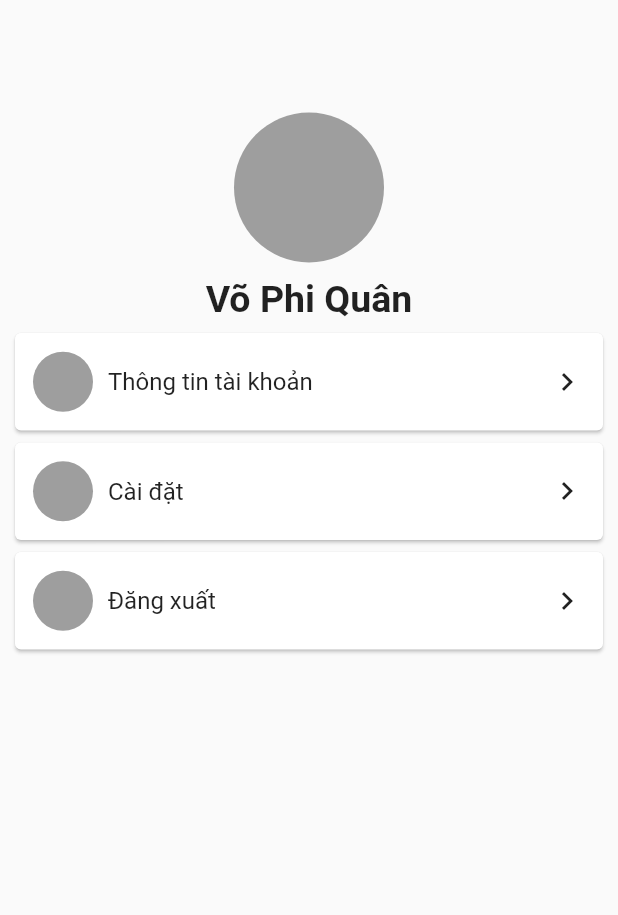
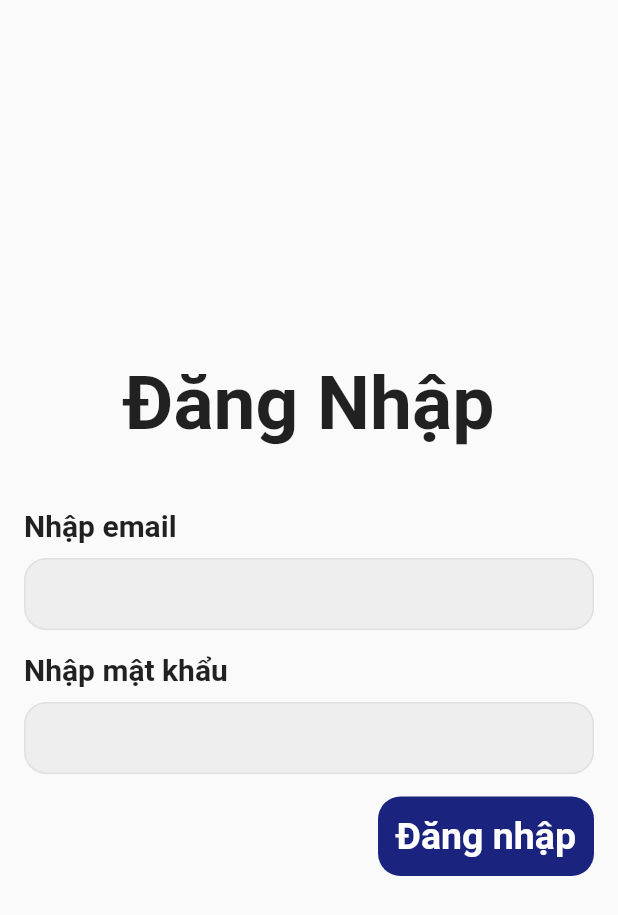
Before and after one commit to phiquan/chat, a Flutter app: the ProFile widget shown alone on an empty page, opened directly, after a tap on "Đăng xuất", on a phone screen of 412 x 824 dp. Shown: the top 915 px of the screen. Run offline on Flutter 3.47's test engine with Material 2 defaults, Android fonts, the phone set to English and light mode, and no system bars; our stand-ins replace get, qr_flutter.

Commit message:
ui login

```diff
--- /dev/null
+++ b/lib/screen/login/login_screen.dart
@@ -0,0 +1,174 @@
+import 'package:chat/screen/login/text_field.dart';
+import 'package:chat/screen/navigation.dart';
+import 'package:flutter/material.dart';
+import 'package:get/get.dart';
+
+class LoginScreen extends StatefulWidget {
+  const LoginScreen({Key key}) : super(key: key);
+
+  @override
+  State<LoginScreen> createState() => _LoginScreenState();
+}
+
+class _LoginScreenState extends State<LoginScreen> {
+  String email = '';
+  String pass = '';
+
+  final GlobalKey<FormState> _formKey = GlobalKey<FormState>();
+
+  @override
+  Widget build(BuildContext context) {
+    return Scaffold(
+      body: Padding(
+        padding: const EdgeInsets.symmetric(horizontal: 16.0),
+        child: Center(
+          child: SingleChildScrollView(
+            child: Form(
+              key: _formKey,
+              child: Column(
+                children: [
+                  const Text(
+                    'Đăng Nhập',
+                    style: TextStyle(fontSize: 50, fontWeight: FontWeight.bold),
+                  ),
+                  const SizedBox(
+                    height: 40,
+                  ),
+                  TextFieldCustom(
+                    title: 'Nhập email',
+                    validatorFunction: (value) {
+                      if (value.isEmpty) {
+                        return 'Vui lòng nhâp email';
+                      } else if (!GetUtils.isEmail(value)) {
+                        return 'Vui lòng nhập đúng email';
+                      } else {
+                        return null;
+                      }
+                    },
+                    onChange: (value) {
+                      setState(() {
+                        email = value;
+                      });
+                    },
+                  ),
+                  const SizedBox(
+                    height: 15,
+                  ),
+                  TextFieldCustom(
+                    title: 'Nhập mật khẩu',
+                    validatorFunction: (value) {
+                      if (value.isEmpty) {
+                        return 'Vui lòng nhập mật khẩu';
+                      } else {
+                        return null;
+                      }
+                    },
+                    onChange: (value) {
+                      setState(() {
+                        pass = value;
+                      });
+                    },
+                  ),
+                  const SizedBox(
+                    height: 15,
+                  ),
+                  _buttonLogin()
+                ],
+              ),
+            ),
+          ),
+        ),
+      ),
+    );
+  }
+
+  Widget _dialogWarning() {
+    return Dialog(
+      backgroundColor: Colors.white,
+      shape: RoundedRectangleBorder(
+        borderRadius: BorderRadius.circular(10),
+      ),
+      child: Padding(
+        padding: const EdgeInsets.all(8.0),
+        child: Column(
+          mainAxisSize: MainAxisSize.min,
+          children: [
+            Text(
+              'Thông Báo',
+              style: TextStyle(
+                  fontWeight: FontWeight.bold,
+                  fontSize: 20,
+                  color: Colors.indigo[900]),
+            ),
+            const SizedBox(
+              height: 15,
+            ),
+            const Text(
+              'Vui lòng nhập thông tin',
+              style: TextStyle(fontSize: 16),
+            ),
+            const SizedBox(
+              height: 15,
+            ),
+            Row(
+              mainAxisAlignment: MainAxisAlignment.center,
+              children: [
+                GestureDetector(
+                  onTap: () {
+                    Get.back();
+                  },
+                  child: Container(
+                    decoration: BoxDecoration(
+                        borderRadius: BorderRadius.circular(10),
+                        color: Colors.orange),
+                    child: const Padding(
+                      padding:
+                          EdgeInsets.symmetric(horizontal: 32.0, vertical: 8.0),
+                      child: Text(
+                        'Đóng',
+                        style: TextStyle(
+                            color: Colors.white,
+                            fontSize: 20,
+                            fontWeight: FontWeight.bold),
+                      ),
+                    ),
+                  ),
+                )
+              ],
+            )
+          ],
+        ),
+      ),
+    );
+  }
+
+  Widget _buttonLogin(){
+    return GestureDetector(
+      onTap: () {
+        if (_formKey.currentState.validate()) {
+          Get.to(() => const BodyNavigationBar());
+        } else {
+          Get.dialog(_dialogWarning());
+        }
+      },
+      child: Align(
+        alignment: Alignment.centerRight,
+        child: Container(
+          decoration: BoxDecoration(
+              color: Colors.indigo[900],
+              borderRadius: BorderRadius.circular(15)),
+          child: const Padding(
+            padding: EdgeInsets.all(12.0),
+            child: Text(
+              'Đăng nhập',
+              style: TextStyle(
+                  fontSize: 25,
+                  fontWeight: FontWeight.bold,
+                  color: Colors.white),
+            ),
+          ),
+        ),
+      ),
+    );
+  }
+}
--- /dev/null
+++ b/lib/screen/login/text_field.dart
@@ -0,0 +1,69 @@
+import 'package:flutter/material.dart';
+
+class TextFieldCustom extends StatelessWidget {
+  final String title;
+  final String hintText;
+  final Function(String value) onChange;
+  final Function(String value) validatorFunction;
+
+  const TextFieldCustom(
+      {Key key,
+      this.hintText,
+      this.onChange,
+      this.validatorFunction,
+      this.title})
+      : super(key: key);
+
+  @override
+  Widget build(BuildContext context) {
+    return Column(
+      crossAxisAlignment: CrossAxisAlignment.start,
+      children: [
+        Text(
+          title,
+          style: const TextStyle(fontSize: 20, fontWeight: FontWeight.bold),
+        ),
+        const SizedBox(
+          height: 10,
+        ),
+        TextFormField(
+          decoration: InputDecoration(
+            contentPadding:
+                const EdgeInsets.only(left: 15, top: 5, bottom: 10, right: 10),
+            hintText: hintText,
+            hintStyle: const TextStyle(fontSize: 14, color: Colors.grey),
+            filled: true,
+            fillColor: Colors.grey[200],
+            border: OutlineInputBorder(
+              borderRadius: BorderRadius.circular(15),
+              borderSide: BorderSide(color: Colors.grey[300]),
+            ),
+            focusedBorder: OutlineInputBorder(
+              borderRadius: BorderRadius.circular(15),
+              borderSide: BorderSide(color: Colors.grey[300]),
+            ),
+            enabledBorder: OutlineInputBorder(
+              borderRadius: BorderRadius.circular(15),
+              borderSide: BorderSide(color: Colors.grey[300]),
+            ),
+            disabledBorder: OutlineInputBorder(
+              borderRadius: BorderRadius.circular(15),
+              borderSide: BorderSide(color: Colors.grey[300]),
+            ),
+            errorBorder: OutlineInputBorder(
+              borderRadius: BorderRadius.circular(15),
+              borderSide: const BorderSide(color: Colors.red),
+            ),
+            focusedErrorBorder: OutlineInputBorder(
+              borderRadius: BorderRadius.circular(15),
+              borderSide: const BorderSide(color: Colors.red),
+            ),
+          ),
+          autovalidateMode: AutovalidateMode.onUserInteraction,
+          validator: (value) => validatorFunction(value),
+          onChanged: (value) => onChange(value),
+        ),
+      ],
+    );
+  }
+}
--- a/lib/screen/navigation.dart
+++ b/lib/screen/navigation.dart
@@ -2,7 +2,6 @@ import 'package:chat/screen/add/add_friend.dart';
 import 'package:chat/screen/chat/chat_screen.dart';
 import 'package:chat/screen/profile/main_profile.dart';
 import 'package:flutter/material.dart';
-import 'package:get/get.dart';
 
 List listCheck = [true, false, false];
 
--- a/lib/screen/profile/component/inforRow.dart
+++ b/lib/screen/profile/component/inforRow.dart
@@ -17,6 +17,7 @@ class InforRow extends StatelessWidget {
         if (kDebugMode) {
           print('onTap infoRow');
         }
+        onTap();
       },
       child: Card(
         child: SizedBox(
--- a/lib/screen/profile/main_profile.dart
+++ b/lib/screen/profile/main_profile.dart
@@ -1,5 +1,7 @@
+import 'package:chat/screen/login/login_screen.dart';
 import 'package:chat/screen/profile/component/inforRow.dart';
 import 'package:flutter/material.dart';
+import 'package:get/get.dart';
 
 class ProFile extends StatelessWidget {
   const ProFile({Key key}) : super(key: key);
@@ -29,9 +31,18 @@ class ProFile extends StatelessWidget {
           const SizedBox(
             height: 4,
           ),
-          const InforRow(title: 'Thông tin tài khoản',),
-          const InforRow(title: 'Cài đặt',),
-          const InforRow(title: 'Đăng xuất',),
+          const InforRow(
+            title: 'Thông tin tài khoản',
+          ),
+          const InforRow(
+            title: 'Cài đặt',
+          ),
+          InforRow(
+            title: 'Đăng xuất',
+            onTap: () {
+              Get.to(() => const LoginScreen());
+            },
+          ),
         ],
       ),
     );
```
Also changed, not shown: lib/main.dart (+2 -18 lines), lib/controller/login_controller.dart (added).
